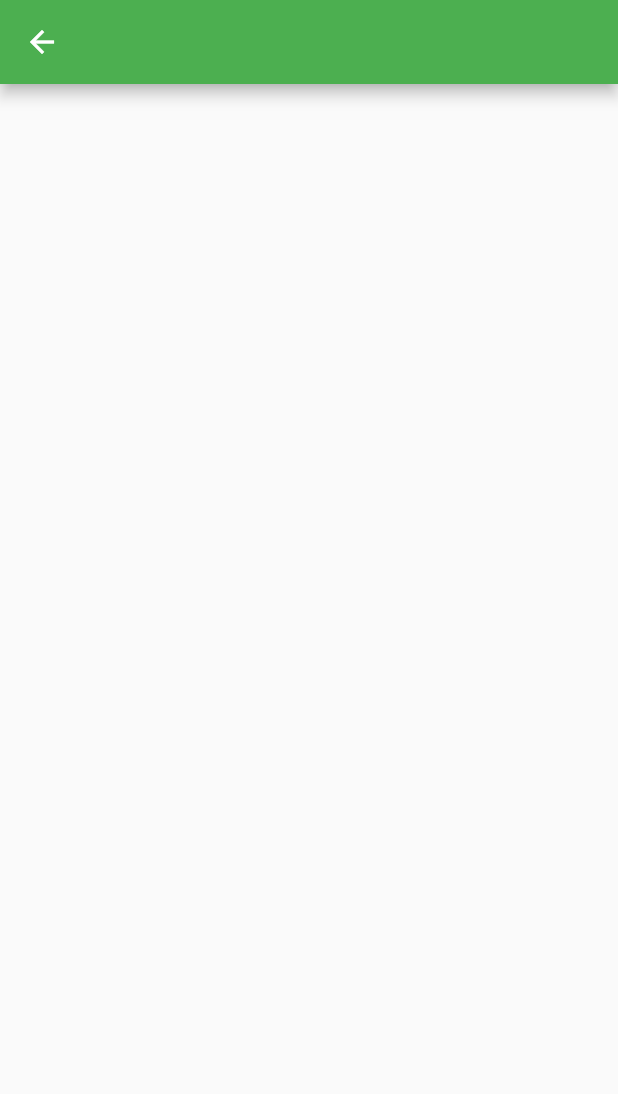
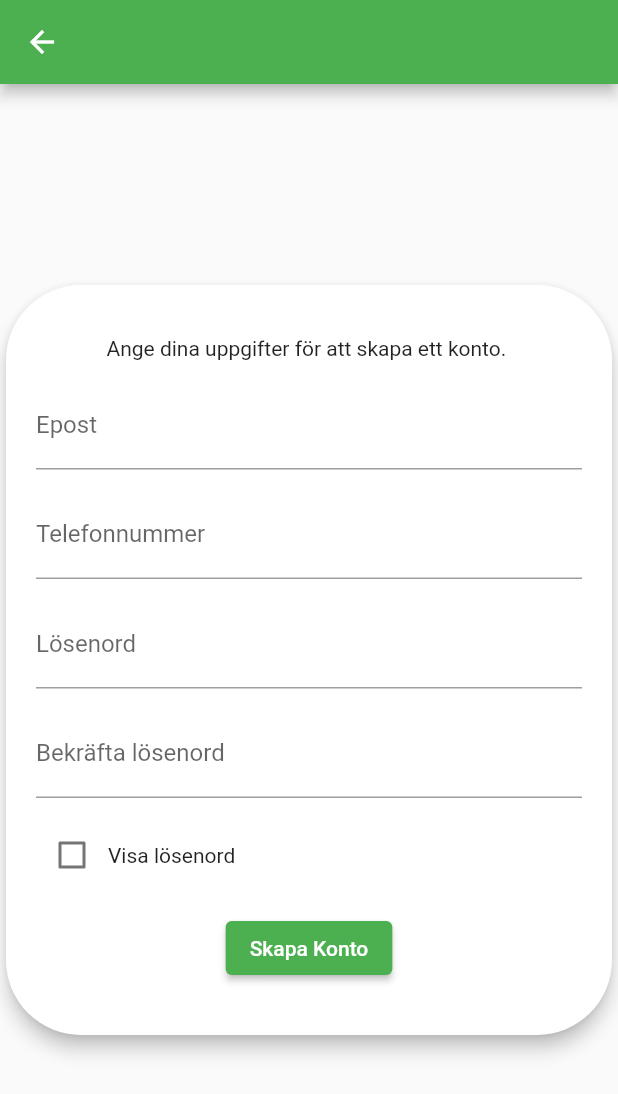
Before and after one commit to ShinzenATT/cmt_projekt, a Flutter app: the CreateAccountPage screen opened directly, on a phone screen of 412 x 824 dp. Shown: the top 1094 px of the screen. Run offline on Flutter 3.47's test engine with Material 2 defaults, Android fonts, the light colour scheme and no system bars.

Commit message:
Har skapat en inloggningssida med olika fält och två knappar.

```diff
--- a/lib/website/Pages/createacountpage.dart
+++ b/lib/website/Pages/createacountpage.dart
@@ -1,4 +1,7 @@
+import 'package:flutter/cupertino.dart';
 import 'package:flutter/material.dart';
+import 'package:flutter/services.dart';
+import 'package:flutter/widgets.dart';
 
 class CreateAccountPage extends StatefulWidget {
   const CreateAccountPage({Key? key}) : super(key: key);
@@ -8,10 +11,84 @@ class CreateAccountPage extends StatefulWidget {
 }
 
 class _CreateAccountPageState extends State<CreateAccountPage> {
+  bool _passwordVisible = false; //controls the hide-password feature.
   @override
   Widget build(BuildContext context) {
     return Scaffold(
       appBar: AppBar(),
+      body: Center(
+        child: Card(
+          shape: RoundedRectangleBorder(
+            borderRadius: BorderRadius.circular(50),
+          ),
+          elevation: 5,
+          child: Container(
+            padding: const EdgeInsets.all(20),
+            width: 500,
+            height: 500,
+            child: Column(
+              mainAxisAlignment: MainAxisAlignment.spaceEvenly,
+              children: [
+                const Text("Ange dina uppgifter för att skapa ett konto. "),
+                TextFormField(
+                  decoration: const InputDecoration(
+                    labelText: 'Epost',
+                  ),
+                ),
+                TextFormField(
+                  decoration: const InputDecoration(
+                    labelText: 'Telefonnummer',
+                  ),
+                ),
+                TextFormField(
+                  obscureText: !_passwordVisible,
+                  decoration: const InputDecoration(
+                    labelText: 'Lösenord',
+                  ),
+                  keyboardType: TextInputType.visiblePassword,
+                ),
+                TextFormField(
+                  obscureText: !_passwordVisible,
+                  decoration: const InputDecoration(
+                    labelText: 'Bekräfta lösenord',
+                  ),
+                  keyboardType: TextInputType.visiblePassword,
+                ),
+                Row(
+                  children: [
+                    Checkbox(
+                      splashRadius: 0,
+                      focusColor: Colors.transparent,
+                      hoverColor: Colors.transparent,
+                      value: _passwordVisible,
+                      onChanged: (value) {
+                        setState(() {
+                          _passwordVisible = value!;
+                        });
+                      },
+                    ),
+                    InkWell(
+                      splashColor: Colors.transparent,
+                      highlightColor: Colors.transparent,
+                      hoverColor: Colors.transparent,
+                      onTap: () {
+                        setState(() {
+                          _passwordVisible = !_passwordVisible;
+                        });
+                      },
+                      child: const Text("Visa lösenord"),
+                    ),
+                  ],
+                ),
+                ElevatedButton(
+                  onPressed: () {},
+                  child: const Text("Skapa Konto"),
+                )
+              ],
+            ),
+          ),
+        ),
+      ),
     );
   }
 }
```
